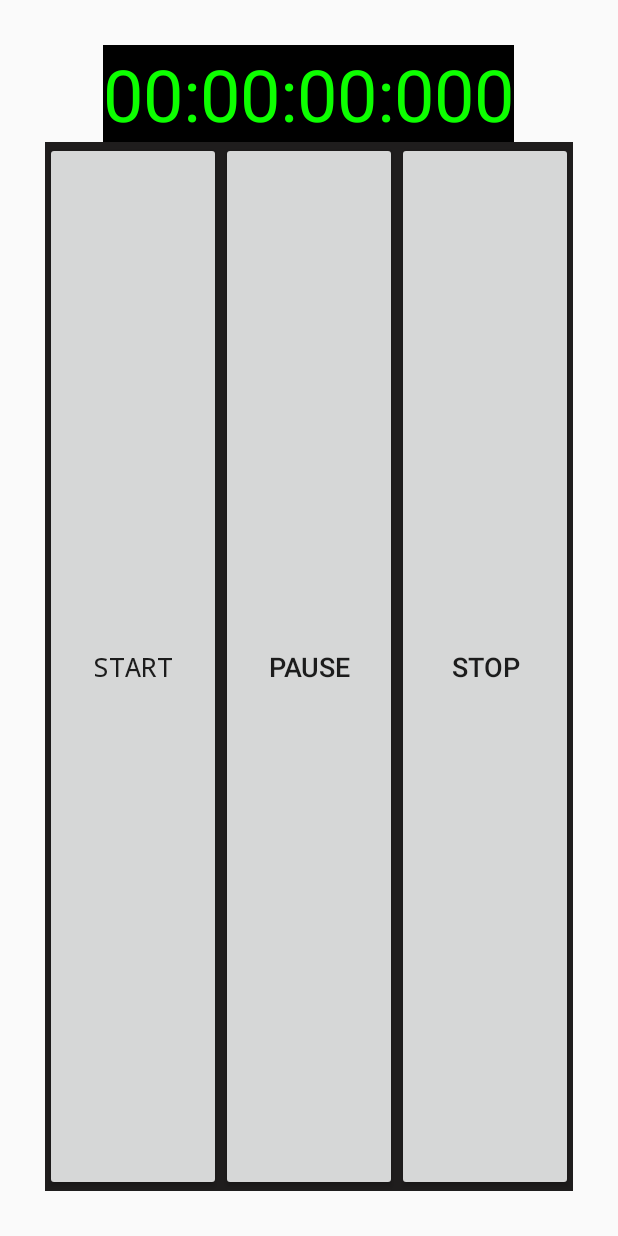
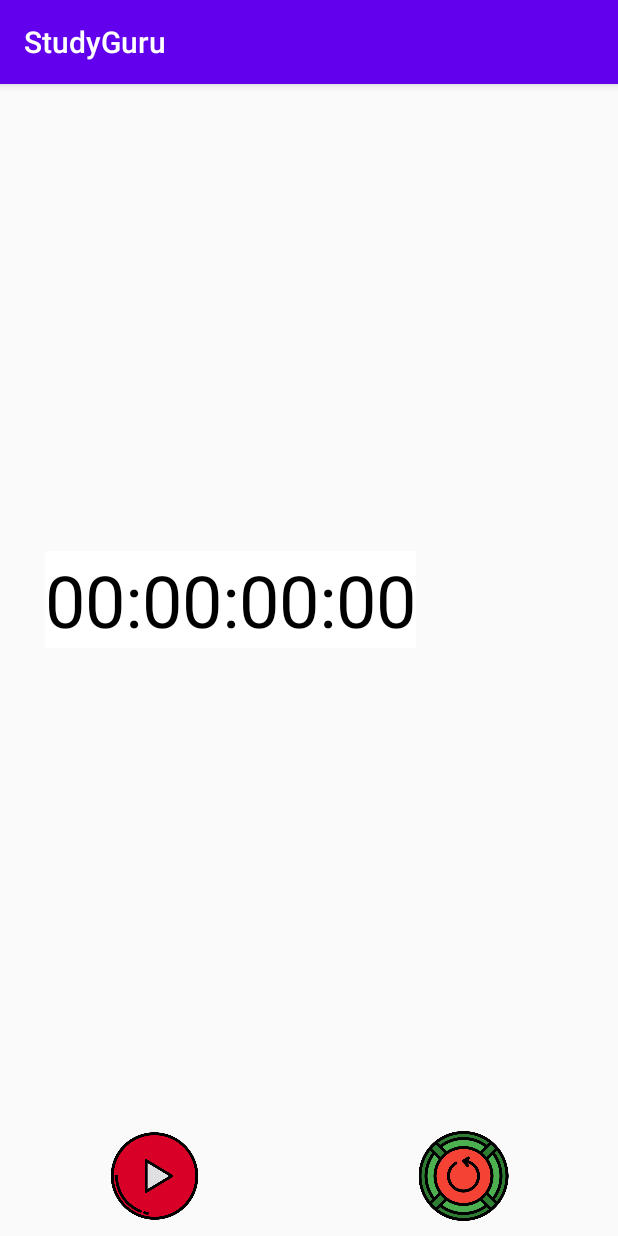
Before and after one commit to boffin311/StudyGuru, an Android app: the screen it shows after launch (MainActivity), on a phone screen of 412 x 824 dp. Run offline under Robolectric (Android 15) with nearby library versions, the light colour scheme and no system bars; libraries missing offline, so code that uses them is left out: com.mikhaellopez.circularprogressbar; plain views replace CircularProgressBar; 1 statement that could not run was skipped.

Commit message:
The complete animatition and stop watch is implemented

```diff
--- a/app/src/main/java/com/himanshu/nautiyal/studyguru/Activity/MainActivity.java
+++ b/app/src/main/java/com/himanshu/nautiyal/studyguru/Activity/MainActivity.java
@@ -1,42 +1,46 @@
 package com.himanshu.nautiyal.studyguru.Activity;
 
 import android.annotation.SuppressLint;
-import android.app.Activity;
 import android.content.Context;
 import android.content.SharedPreferences;
 import android.os.Bundle;
+
 import android.util.Log;
 import android.view.View;
-import android.widget.Button;
+import android.view.ViewGroup;
+import android.view.animation.Animation;
+import android.view.animation.AnimationUtils;
+import android.widget.ImageView;
 import android.widget.ScrollView;
 import android.widget.TextView;
-import android.widget.Toast;
+
+import androidx.appcompat.app.AppCompatActivity;
 
 import com.himanshu.nautiyal.studyguru.R;
 import com.himanshu.nautiyal.studyguru.Utils.Chronometer;
 import com.himanshu.nautiyal.studyguru.Utils.ChronometerApplication;
 import com.mikhaellopez.circularprogressbar.CircularProgressBar;
 
-public class MainActivity extends Activity {
+public class MainActivity extends AppCompatActivity {
 
     public static final String startTime = "START_TIME";
     public static final String isChronoRunning = "CHRONO_WAS_RUNNING";
     SharedPreferences sharedPreferences;
     public static final String timerText = "TV_TIMER_TEXT";
-    public static final String TAG="MAIN";
+    public static final String TAG = "MAIN";
 
-    public static final String LAP_COUNTER  = "LAP_COUNTER";
-    boolean isResumed=false;
-    long tBuff=0;
+    public static final String LAP_COUNTER = "LAP_COUNTER";
+    int state = 0;
+    long tBuff = 0;
     //Member variables to access UI Elements
-    Button btnStart, btnStop,btnPause; //buttons
+    ImageView btnStart, btnStop, btnPause; //buttons
     TextView tvTimer; //timer textview
     //    EditText mEtLaps; //laps text view
     ScrollView mSvLaps; //scroll view which wraps the et_laps
 
     //keep track of how many times btn_lap was clicked
     int lapCounter = 1;
-
+    ViewGroup parent;
     //Instance of Chronometer
     Chronometer mChrono;
     CircularProgressBar circularProgressBar;
@@ -55,14 +59,34 @@ CircularProgressBar circularProgressBar;
 
         mContext = this;
 
-        btnStart =  findViewById(R.id.btn_start);
+        parent = (ViewGroup) findViewById(android.R.id.content);
+
+        btnStart = findViewById(R.id.btn_start);
 //        mBtnLap = findViewById(R.id.btn_lap);
-        btnStop =  findViewById(R.id.btn_stop);
-        btnPause=findViewById(R.id.btn_pause);
-        circularProgressBar=findViewById(R.id.circularProgressBar);
-        sharedPreferences=getSharedPreferences(getResources().getString(R.string.packageName),MODE_PRIVATE);
-        sharedPreferences.edit().putInt("goal",6).apply();
+        btnStop = findViewById(R.id.btn_stop);
+        btnPause = findViewById(R.id.btn_pause);
+        circularProgressBar = findViewById(R.id.circularProgressBar);
+        sharedPreferences = getSharedPreferences(getResources().getString(R.string.packageName), MODE_PRIVATE);
+        sharedPreferences.edit().putInt("goal", 6).apply();
         tvTimer = (TextView) findViewById(R.id.tv_timer);
+
+         state=sharedPreferences.getInt("state",0);
+
+        Log.d(TAG, "onCreate: "+state);
+        if(state==0){
+            btnStart.setVisibility(View.VISIBLE);
+            btnStop.setVisibility(View.VISIBLE);
+            btnPause.setVisibility(View.GONE);
+        }
+        else{
+
+            btnStart.setVisibility(View.GONE);
+            btnStop.setVisibility(View.GONE);
+            btnPause.setVisibility(View.VISIBLE);
+        }
+
+
+
 //        mEtLaps = (EditText) findViewById(R.id.et_laps);
 //        mEtLaps.setEnabled(false); //prevent the et_laps to be editable
 
@@ -74,10 +98,10 @@ CircularProgressBar circularProgressBar;
             @Override
             public void onClick(View v) {
                 //if the chronometer has not been instantiated before...
-                if(mChrono == null) {
-                     tBuff= getSharedPreferences(getResources().getString(R.string.packageName),MODE_PRIVATE).getLong("tBuff",0);
+                if (mChrono == null) {
+                    tBuff = getSharedPreferences(getResources().getString(R.string.packageName), MODE_PRIVATE).getLong("tBuff", 0);
                     //instantiate the chronometer
-                    Log.d(TAG, "onClick: "+tBuff);
+                    Log.d(TAG, "onClick: " + tBuff);
                     mChrono = new Chronometer(mContext);
                     mChrono.settBuff(tBuff);
                     //run the chronometer on a separate thread
@@ -85,7 +109,7 @@ CircularProgressBar circularProgressBar;
                     mThreadChrono.start();
                     //start the chronometer!
                     mChrono.start();
-                        isResumed = true;
+                    state = 1;
 
                     //clear the perilously populated et_laps
 //                    mEtLaps.setText(""); //empty string!
@@ -93,7 +117,18 @@ CircularProgressBar circularProgressBar;
                     //reset the lap counter
                     lapCounter = 1;
 
+                    Animation slideNegativeRight = AnimationUtils.loadAnimation(MainActivity.this, R.anim.translate_negative_right);
+                    Animation slideNegativeLeft=AnimationUtils.loadAnimation(MainActivity.this, R.anim.translate_negative_left);
 
+                    Animation scaleUp=AnimationUtils.loadAnimation(MainActivity.this, R.anim.scale_positive);
+
+
+                    btnStart.setVisibility(View.GONE);
+                    btnStart.setAnimation(slideNegativeLeft);
+                    btnStop.setVisibility(View.GONE);
+                    btnStop.setAnimation(slideNegativeRight);
+                    btnPause.setVisibility(View.VISIBLE);
+                    btnPause.setAnimation(scaleUp);
 
 
                 }
@@ -105,16 +140,28 @@ CircularProgressBar circularProgressBar;
             @SuppressLint("CommitPrefEdits")
             @Override
             public void onClick(View v) {
-                if(mChrono!=null){
-                    long val = System.currentTimeMillis()-mChrono.getStartTime();
+                if (mChrono != null) {
+                    long val = System.currentTimeMillis() - mChrono.getStartTime();
                     mChrono.pause(val);
-                    val+=sharedPreferences.getLong("tBuff",0);
-                    sharedPreferences.edit().putLong("tBuff",val).apply();
-//                    Log.d(TAG, "onClick: "+val+"  "+getSharedPreferences(getResources().getString(R.string.packageName),MODE_PRIVATE).getLong("tBuff",0));
+                    val += sharedPreferences.getLong("tBuff", 0);
+                    sharedPreferences.edit().putLong("tBuff", val).apply();
+                    Log.d(TAG, "onClick: "+val+"  "+getSharedPreferences(getResources().getString(R.string.packageName),MODE_PRIVATE).getLong("tBuff",0));
 
                     mThreadChrono.interrupt();
                     mThreadChrono = null;
                     mChrono = null;
+                    state = 0;
+                    Animation slideRight = AnimationUtils.loadAnimation(MainActivity.this, R.anim.translate_right);
+                    Animation slideLeft=AnimationUtils.loadAnimation(MainActivity.this, R.anim.translate_left);
+
+                    Animation scaleDown=AnimationUtils.loadAnimation(MainActivity.this, R.anim.scale_negative);
+                    btnStart.setVisibility(View.VISIBLE);
+                    btnStart.setAnimation(slideLeft);
+                    btnStop.setVisibility(View.VISIBLE);
+                    btnStop.setAnimation(slideRight);
+                    btnPause.setVisibility(View.GONE);
+                    btnPause.setAnimation(scaleDown);
+
                 }
             }
         });
@@ -123,25 +170,27 @@ CircularProgressBar circularProgressBar;
             @Override
             public void onClick(View v) {
                 //if the chronometer had been instantiated before...
-                if(mChrono != null) {
+                if (mChrono != null) {
                     //stop the chronometer
 
                     mChrono.stop();
                     //stop the thread
                     tvTimer.setText("00:00:00:00");
                     mThreadChrono.interrupt();
-
+                    state = 0;
 
                     mThreadChrono = null;
                     //kill the chrono class
                     mChrono = null;
 
-                    getSharedPreferences(getResources().getString(R.string.packageName),MODE_PRIVATE).edit().putLong("tBuff",0).apply();
+                    getSharedPreferences(getResources().getString(R.string.packageName), MODE_PRIVATE).edit().putLong("tBuff", 0).apply();
+                } else {
+                    tvTimer.setText("00:00:00:00");
+                    getSharedPreferences(getResources().getString(R.string.packageName), MODE_PRIVATE).edit().putLong("tBuff", 0).apply();
                 }
-                else{
-                    tvTimer.setText("00:00:00:00");
-                    getSharedPreferences(getResources().getString(R.string.packageName),MODE_PRIVATE).edit().putLong("tBuff",0).apply();
-                }
+                btnStart.setVisibility(View.VISIBLE);
+                btnStop.setVisibility(View.VISIBLE);
+                btnPause.setVisibility(View.GONE);
             }
         });
 
@@ -169,17 +218,18 @@ CircularProgressBar circularProgressBar;
 //            }
 //        });
     }
+
     public void updateTimerText(final String timeAsText, final int hr, final int min) {
         runOnUiThread(new Runnable() {
             @Override
             public void run() {
                 tvTimer.setText(timeAsText);
-                int goalHr=sharedPreferences.getInt("goal",1);
-                int currentValue=(hr*60)+(min);
-                float percentage=(currentValue/(float)(goalHr*60))*100;
-                Log.d(TAG, "run: "+"Here");
+                int goalHr = sharedPreferences.getInt("goal", 1);
+                int currentValue = (hr * 60) + (min);
+                float percentage = (currentValue / (float) (goalHr * 60)) * 100;
+                Log.d(TAG, "run: " + "Here");
                 circularProgressBar.setProgress(percentage);
-                Log.d(TAG, "run: "+"here");
+                Log.d(TAG, "run: " + "here");
 
 
             }
@@ -192,9 +242,9 @@ CircularProgressBar circularProgressBar;
         loadInstance();
 
         //stop background services and notifications
-        Log.d("MAIN",getApplication().toString());
-        ((ChronometerApplication)getApplication()).stopBackgroundServices();
-        ((ChronometerApplication)getApplication()).cancelNotification();
+        Log.d("MAIN", getApplication().toString());
+        ((ChronometerApplication) getApplication()).stopBackgroundServices();
+        ((ChronometerApplication) getApplication()).cancelNotification();
     }
 
     @Override
@@ -202,9 +252,9 @@ CircularProgressBar circularProgressBar;
         super.onPause();
         saveInstance();
 
-        if(mChrono != null && mChrono.isRunning()) {
+        if (mChrono != null && mChrono.isRunning()) {
             //start background notification and timer
-            ((ChronometerApplication)getApplication())
+            ((ChronometerApplication) getApplication())
                     .startBackgroundServices(mChrono.getStartTime());
         }
     }
@@ -216,7 +266,7 @@ CircularProgressBar circularProgressBar;
 
         //When back button is pressed, app will be destoyed by OS. We do not want this to stop us
         //from showing the notification if the chronometer is running!
-        if(mChrono == null || !mChrono.isRunning()) {
+        if (mChrono == null || !mChrono.isRunning()) {
             //stop background services and notifications
             ((ChronometerApplication) getApplication()).stopBackgroundServices();
             ((ChronometerApplication) getApplication()).cancelNotification();
@@ -230,20 +280,20 @@ CircularProgressBar circularProgressBar;
      * will pause the application, we save some instance values, to resume back from last state
      */
     private void saveInstance() {
-        SharedPreferences pref = getPreferences(MODE_PRIVATE);
+        SharedPreferences pref = sharedPreferences;
         SharedPreferences.Editor editor = pref.edit();
 
         //TODO move tags to a static class
-        if(mChrono != null && mChrono.isRunning()) {
+        if (mChrono != null && mChrono.isRunning()) {
             editor.putBoolean(isChronoRunning, mChrono.isRunning());
-            editor.putBoolean("isResumed",isResumed);
+            editor.putInt("state", state);
             editor.putLong(startTime, mChrono.getStartTime());
             editor.putInt(LAP_COUNTER, lapCounter);
         } else {
             editor.putBoolean(isChronoRunning, false);
             editor.putLong(startTime, 0); //0 means chronometer was not active! a redundant check!
             editor.putInt(LAP_COUNTER, 1);
-            editor.putLong("tBuff",tBuff);
+            editor.putInt("state", state);
         }
 
         editor.putString(timerText, tvTimer.getText().toString());
@@ -256,19 +306,20 @@ CircularProgressBar circularProgressBar;
      */
     private void loadInstance() {
 
-        SharedPreferences pref = getPreferences(MODE_PRIVATE);
-       sharedPreferences.getLong(getResources().getString(R.string.packageName),MODE_PRIVATE);
-       long pausedTime=sharedPreferences.getLong("tBuff",0);
+        SharedPreferences pref = sharedPreferences;
+        sharedPreferences.getLong(getResources().getString(R.string.packageName), MODE_PRIVATE);
+        long pausedTime = sharedPreferences.getLong("tBuff", 0);
+        Log.d(TAG, "loadInstance: "+pausedTime);
         //if chronometer was running
-        if(pref.getBoolean(isChronoRunning, false)) {
+        if (pref.getBoolean(isChronoRunning, false)) {
             //get the last start time from the bundle
             long lastStartTime = pref.getLong(startTime, 0);
             //if the last start time is not 0
-            if(lastStartTime != 0) { //because 0 means value was not saved correctly!
+            if (lastStartTime != 0) { //because 0 means value was not saved correctly!
 
-                if(mChrono == null) { //make sure we dont create new instance and thread!
+                if (mChrono == null) { //make sure we dont create new instance and thread!
 
-                    if(mThreadChrono != null) { //if thread exists...first interrupt and nullify it!
+                    if (mThreadChrono != null) { //if thread exists...first interrupt and nullify it!
                         mThreadChrono.interrupt();
                         mThreadChrono = null;
                     }
@@ -289,7 +340,7 @@ CircularProgressBar circularProgressBar;
 
 
         String oldTvTimerText = pref.getString(timerText, "");
-        if(!oldTvTimerText.isEmpty()){
+        if (!oldTvTimerText.isEmpty()) {
             tvTimer.setText(oldTvTimerText);
         }
     }
--- a/app/src/main/java/com/himanshu/nautiyal/studyguru/Utils/ChronometerApplication.java
+++ b/app/src/main/java/com/himanshu/nautiyal/studyguru/Utils/ChronometerApplication.java
@@ -32,7 +32,7 @@ public class ChronometerApplication  extends Application {
         String msg = time;
 
 
-        int icon = R.drawable.ic_play_arrow;
+        int icon = R.drawable.play;
 
         Intent notificationIntent = new Intent(this, MainActivity.class)
                 .setFlags(Intent.FLAG_ACTIVITY_CLEAR_TOP | Intent.FLAG_ACTIVITY_SINGLE_TOP);
--- a/app/src/main/res/drawable/ic_play_arrow.xml
+++ /dev/null
@@ -1,9 +0,0 @@
-<vector xmlns:android="http://schemas.android.com/apk/res/android"
-        android:width="24dp"
-        android:height="24dp"
-        android:viewportWidth="24.0"
-        android:viewportHeight="24.0">
-    <path
-        android:fillColor="#FF000000"
-        android:pathData="M8,5v14l11,-7z"/>
-</vector>
--- a/app/src/main/res/layout/activity_second_main.xml
+++ b/app/src/main/res/layout/activity_second_main.xml
@@ -1,15 +1,19 @@
 <?xml version="1.0" encoding="utf-8"?>
-<LinearLayout xmlns:android="http://schemas.android.com/apk/res/android"
+<RelativeLayout xmlns:android="http://schemas.android.com/apk/res/android"
     xmlns:app="http://schemas.android.com/apk/res-auto"
     xmlns:tools="http://schemas.android.com/tools"
     android:layout_width="match_parent"
     android:gravity="center"
     android:orientation="vertical"
-    android:padding="30dp"
     android:layout_height="match_parent"
     tools:context=".Activity.MainActivity">
     <FrameLayout
         android:layout_width="wrap_content"
+        android:layout_margin="30dp"
+        android:id="@+id/progressFrame"
+        android:layout_gravity="center"
+        android:layout_alignParentTop="true"
+        android:layout_above="@id/linearButtons"
         android:layout_height="wrap_content">
         <com.mikhaellopez.circularprogressbar.CircularProgressBar
             android:id="@+id/circularProgressBar"
@@ -27,21 +31,21 @@
         <LinearLayout
             android:layout_width="match_parent"
             android:layout_height="wrap_content"
-            android:background="#000000"
             android:layout_gravity="center"
             android:orientation="vertical">
 
 
             <TextView
                 android:id="@+id/tv_timer"
-                android:layout_width="match_parent"
+                android:layout_width="wrap_content"
                 android:layout_height="wrap_content"
                 android:layout_gravity="center_horizontal"
                 android:ellipsize="end"
+                android:background="@color/colorWhite"
                 android:scrollbars="none"
-                android:text="00:00:00:000"
+                android:text="00:00:00:00"
                 android:textAlignment="center"
-                android:textColor="#0dff00"
+                android:textColor="@color/colorBlack"
                 android:textSize="48dp"/>
 
         </LinearLayout>
@@ -49,36 +53,44 @@
 
     <LinearLayout
         android:layout_width="match_parent"
-        android:layout_height="match_parent"
-        android:layout_weight="12"
-        android:background="#1f1d1d"
+        android:layout_height="wrap_content"
+
+        android:id="@+id/linearButtons"
+        android:layout_alignParentBottom="true"
+        android:layout_gravity="bottom"
         android:orientation="horizontal">
 
-        <Button
+        <ImageView
             android:id="@+id/btn_start"
-            android:layout_width="fill_parent"
-            android:layout_height="fill_parent"
+            android:layout_width="0dp"
+            android:layout_height="60dp"
+            android:layout_margin="10dp"
             android:layout_gravity="center_vertical"
             android:layout_weight="1"
-            android:text="START"
-            android:textSize="18dp"
+            android:background="@color/colorTransParent"
+            android:src="@drawable/play"
             android:typeface="monospace"/>
-        <Button
+        <ImageView
             android:id="@+id/btn_pause"
-            android:layout_width="fill_parent"
-            android:layout_height="fill_parent"
+            android:layout_width="0dp"
+            android:layout_margin="10dp"
+            android:layout_height="60dp"
+            android:src="@drawable/pause"
+            android:background="@color/colorTransParent"
             android:layout_gravity="center_vertical"
             android:layout_weight="1"
-            android:text="Pause"
-            android:textSize="18dp"/>
-        <Button
+           />
+        <ImageView
             android:id="@+id/btn_stop"
-            android:layout_width="fill_parent"
-            android:layout_height="fill_parent"
+            android:layout_width="0dp"
+            android:layout_height="60dp"
             android:layout_gravity="center_vertical"
+            android:layout_margin="10dp"
+            android:background="@color/colorTransParent"
+            android:src="@drawable/reset"
             android:layout_weight="1"
-            android:text="STOP"
-            android:textSize="18dp"/>
+            />
     </LinearLayout>
 
-</LinearLayout>
+
+</RelativeLayout>
--- a/app/src/main/res/values/colors.xml
+++ b/app/src/main/res/values/colors.xml
@@ -5,4 +5,5 @@
     <color name="colorAccent">#03DAC5</color>
     <color name="colorBlack">#000</color>
     <color name="colorWhite">#fff</color>
+    <color name="colorTransParent">#00000000</color>
 </resources>
```
Also changed, not shown: app/src/main/res/anim/scale_negative.xml (added, +11 -0 lines), app/src/main/res/anim/scale_positive.xml (added, +11 -0 lines), app/src/main/res/anim/translate_left.xml (added, +8 -0 lines), app/src/main/res/anim/translate_negative_left.xml (added, +8 -0 lines), app/src/main/res/anim/translate_negative_right.xml (added, +8 -0 lines), app/src/main/res/anim/translate_right.xml (added, +8 -0 lines), app/src/main/res/drawable-v24/pause.png (added), app/src/main/res/drawable-v24/play.png (added), app/src/main/res/drawable-v24/reset.png (added). Lines whose indentation alone changed are shown as unchanged.
